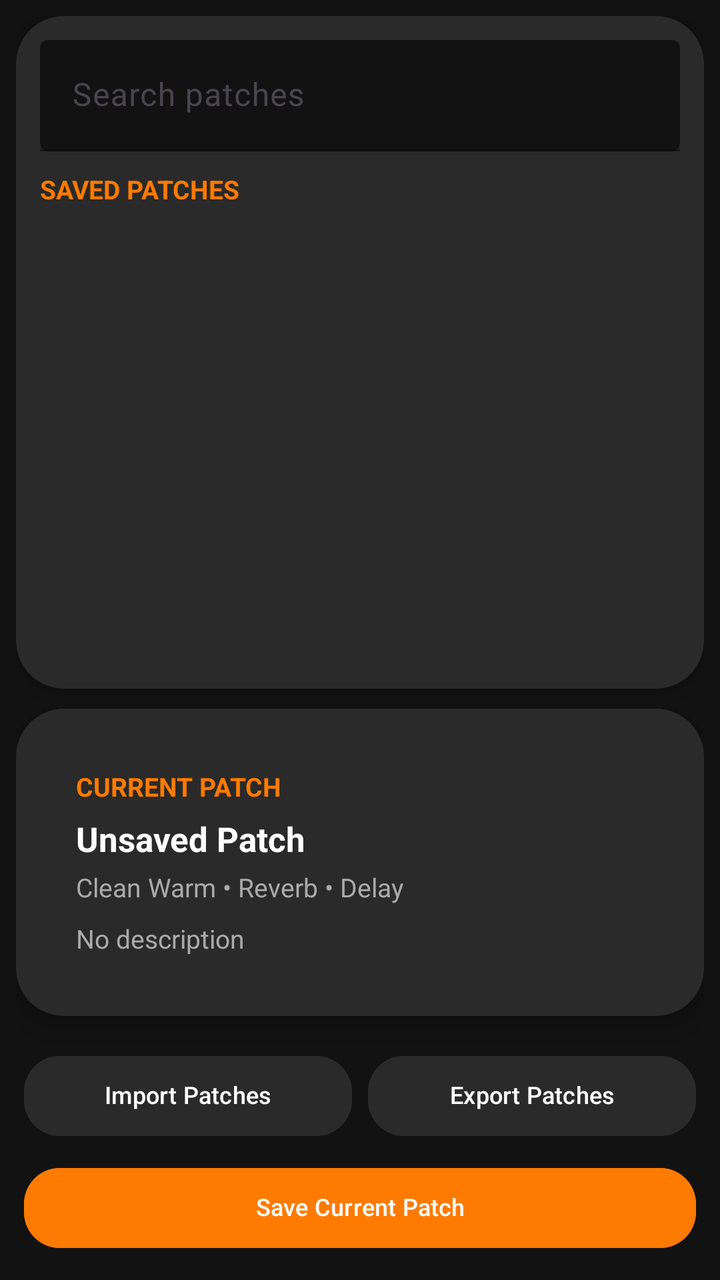
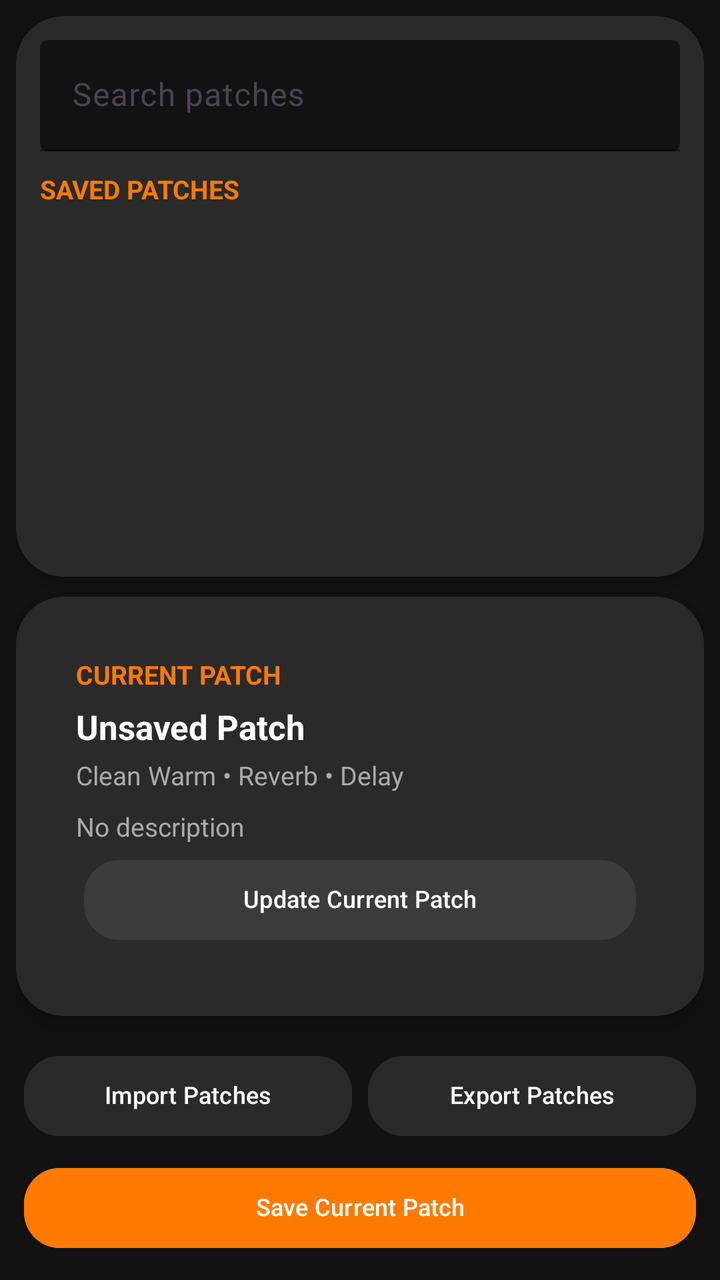

Compare the two renders of this Android layout. The source of the first and the diff that turns it into the second are given below.
<!-- AndroidManifest.xml: application theme Theme.Droidchitect -->
<!-- res/layout/patch_page.xml -->
<?xml version="1.0" encoding="utf-8"?>
<LinearLayout xmlns:android="http://schemas.android.com/apk/res/android"
    xmlns:app="http://schemas.android.com/apk/res-auto"
    android:layout_width="match_parent"
    android:layout_height="match_parent"
    android:orientation="vertical"
    android:padding="@dimen/screen_padding">

    
    
    

    <LinearLayout
        android:layout_width="match_parent"
        android:layout_height="0dp"
        android:layout_weight="1"
        android:layout_marginBottom="10dp"
        android:background="@drawable/top_panel_bg"
        android:elevation="6dp"
        android:orientation="vertical"
        android:padding="12dp">

        

        <com.google.android.material.textfield.TextInputLayout
            android:layout_width="match_parent"
            android:layout_height="wrap_content"
            android:layout_marginBottom="10dp"


            app:boxBackgroundMode="filled"
            app:boxBackgroundColor="@color/bg_primary"
            app:boxStrokeColor="@color/accent_orange"
            app:hintTextColor="@color/text_secondary"
            app:cursorColor="@color/accent_orange"
            >

            <com.google.android.material.textfield.TextInputEditText
                android:id="@+id/patchSearchInput"
                android:layout_width="match_parent"
                android:layout_height="wrap_content"

                android:hint="Search patches"

                android:textColor="@color/text_primary"
                android:textColorHint="@color/text_secondary"

                android:singleLine="true"
                android:maxLines="1"
                android:imeOptions="actionSearch"
                android:inputType="text"/>

        </com.google.android.material.textfield.TextInputLayout>

        

        <TextView
            android:layout_width="wrap_content"
            android:layout_height="wrap_content"
            android:layout_marginBottom="8dp"
            android:text="SAVED PATCHES"
            android:textColor="@color/accent_orange"
            android:textSize="13sp"
            android:textStyle="bold" />

        

        

        <androidx.recyclerview.widget.RecyclerView
            android:id="@+id/patchRecyclerView"
            android:layout_width="match_parent"
            android:layout_height="0dp"
            android:layout_weight="1"
            android:overScrollMode="never"
            android:clipToPadding="false"
            android:paddingBottom="4dp"/>

    </LinearLayout>

    
    
    

    <LinearLayout
        android:layout_width="match_parent"
        android:layout_height="wrap_content"
        android:background="@drawable/bottom_panel_bg"
        android:elevation="8dp"
        android:orientation="vertical"
        android:padding="14dp">

        

        <LinearLayout
            android:id="@+id/currentPatchCard"
            android:layout_width="match_parent"
            android:layout_height="wrap_content"
            android:background="@drawable/patch_card_bg"
            android:orientation="vertical"
            android:padding="16dp">

            

            <TextView
                android:layout_width="wrap_content"
                android:layout_height="wrap_content"
                android:text="CURRENT PATCH"
                android:textColor="@color/accent_orange"
                android:textSize="13sp"
                android:textStyle="bold" />

            

            <TextView
                android:id="@+id/currentPatchName"
                android:layout_width="match_parent"
                android:layout_height="wrap_content"
                android:layout_marginTop="6dp"
                android:ellipsize="end"
                android:maxLines="2"
                android:text="Unsaved Patch"
                android:textColor="@color/text_primary"
                android:textSize="17sp"
                android:textStyle="bold" />

            

            <TextView
                android:id="@+id/currentPatchSummary"
                android:layout_width="match_parent"
                android:layout_height="wrap_content"
                android:layout_marginTop="4dp"
                android:ellipsize="end"
                android:maxLines="1"
                android:text="Clean Warm • Reverb • Delay"
                android:textColor="@color/text_secondary"
                android:textSize="13sp" />

            

            <TextView
                android:id="@+id/currentPatchAbout"
                android:layout_width="match_parent"
                android:layout_height="wrap_content"
                android:layout_marginTop="8dp"
                android:ellipsize="end"
                android:lineSpacingExtra="1dp"
                android:maxLines="2"
                android:text="No description"
                android:textColor="@color/text_secondary"
                android:textSize="13sp"
                />

        </LinearLayout>
    </LinearLayout>
        

        <LinearLayout
            android:layout_width="match_parent"
            android:layout_height="wrap_content"
            android:layout_marginTop="12dp"
            android:orientation="vertical">

            

            <LinearLayout
                android:layout_width="match_parent"
                android:layout_height="wrap_content"
                android:orientation="horizontal">

                <com.google.android.material.button.MaterialButton
                    android:id="@+id/importPatchButton"
                    style="@style/ChipButton"
                    android:text="Import Patches"
                    android:textAllCaps="false" />


                <com.google.android.material.button.MaterialButton
                    android:id="@+id/exportPatchButton"
                    style="@style/ChipButton"
                    android:text="Export Patches"
                    android:textAllCaps="false" />

            </LinearLayout>

            

            <com.google.android.material.button.MaterialButton
                android:id="@+id/saveCurrentPatchButton"
                style="@style/ChipButton"
                android:layout_width="match_parent"
                android:layout_marginTop="4dp"
                android:layout_weight="0"
                android:backgroundTint="@color/accent_orange"
                android:text="Save Current Patch"
                android:textAllCaps="false"
                android:textColor="@color/text_primary" />

        </LinearLayout>



</LinearLayout>
<!-- resources referenced by this layout -->
<resources>
  <color name="accent_orange">#FF7A00</color>
  <color name="bg_primary">#121212</color>
  <color name="text_primary">#FFFFFF</color>
  <color name="text_secondary">#AAAAAA</color>
  <dimen name="screen_padding">8dp</dimen>
  <!-- drawable bottom_panel_bg (drawable) -->
  <?xml version="1.0" encoding="utf-8"?>
  <shape xmlns:android="http://schemas.android.com/apk/res/android">
  
      <solid android:color="@color/bg_secondary"/>
  
      <corners
          android:topLeftRadius="24dp"
          android:topRightRadius="24dp"
          android:bottomLeftRadius="24dp"
          android:bottomRightRadius="24dp"/>
          />
  
  
  </shape>
  <!-- drawable patch_card_bg (drawable) -->
  <?xml version="1.0" encoding="utf-8"?>
  <shape xmlns:android="http://schemas.android.com/apk/res/android">
  
      <solid android:color="@color/bg_tertiary" />
      <padding android:padding="16dp" />
      <corners android:radius="18dp" />
  
    =
  
  </shape>
  <!-- drawable top_panel_bg (drawable) -->
  <?xml version="1.0" encoding="utf-8"?>
  <shape xmlns:android="http://schemas.android.com/apk/res/android">
  
      <solid android:color="@color/bg_secondary"/>
  
      <corners
          android:topLeftRadius="24dp"
          android:topRightRadius="24dp"
          android:bottomLeftRadius="24dp"
          android:bottomRightRadius="24dp"/>
  
  </shape>
  <style name="ChipButton">
  
          <item name="android:layout_width">
              0dp
          </item>
  
          <item name="android:layout_height">
              @dimen/voice_button_height
          </item>
  
          <item name="android:layout_weight">
              1
          </item>
  
          <item name="android:textColor">
              @color/text_primary
          </item>
  
          <item name="android:textSize">
              12sp
          </item>
  
          <item name="android:layout_margin">
              @dimen/voice_button_margin
          </item>
  
          
  
          <item name="android:backgroundTint">
              @color/bg_tertiary
          </item>
  
          <item name="cornerRadius">
              18dp
          </item>
  
          <item name="elevation">
              4dp
          </item>
  
          
  
          <item name="android:gravity">
              center
          </item>
  
          <item name="android:lines">
              2
          </item>
  
          <item name="android:ellipsize">
              end
          </item>
  
          <item name="android:textAlignment">
              center
          </item>
  
          <item name="android:includeFontPadding">
              false
          </item>
  
      </style>
  <style name="Theme.Droidchitect" parent="Base.Theme.Droidchitect" />
  <color name="bg_secondary">#2A2A2A</color>
  <color name="bg_tertiary">#2A2A2A</color>
  <dimen name="voice_button_height">48dp</dimen>
  <dimen name="voice_button_margin">4dp</dimen>
  <style name="ThemeOverlay_Droidchitect_Dialog" parent="ThemeOverlay.Material3.MaterialAlertDialog">
  
          
  
          <item name="colorSurface">
              @color/bg_secondary
          </item>
  
          
  
          <item name="android:textColorPrimary">
              @color/text_primary
          </item>
  
          <item name="android:textColorSecondary">
              @color/text_secondary
          </item>
  
          
  
          <item name="buttonBarPositiveButtonStyle">
              @style/DroidDialogButton
          </item>
  
          <item name="buttonBarNegativeButtonStyle">
              @style/DroidDialogButton
          </item>
  
      </style>
  <style name="DroidDialogButton" parent="Widget.Material3.Button.TextButton.Dialog">
  
          <item name="android:textColor">
              @color/accent_orange
          </item>
  
          <item name="rippleColor">
              @color/bg_tertiary
          </item>
  
      </style>
  <!-- unchanged entries left out for length: 1 -->
</resources>

<!-- the commit's change to res/layout/patch_page.xml (unified diff, before → after) -->
@@ -151,7 +151,14 @@
                 android:textColor="@color/text_secondary"
                 android:textSize="13sp"
                 />
-
+            <com.google.android.material.button.MaterialButton
+                android:id="@+id/updateCurrentPatchButton"
+                style="@style/ChipButton"
+                android:backgroundTint="@color/fg_tertiary"
+                android:layout_width="match_parent"
+                android:layout_marginTop="4dp"
+                android:text="Update Current Patch"
+                android:textAllCaps="false" />
         </LinearLayout>
     </LinearLayout>
         
@@ -195,8 +202,9 @@
                 android:backgroundTint="@color/accent_orange"
                 android:text="Save Current Patch"
                 android:textAllCaps="false"
-                android:textColor="@color/text_primary" />
-
+                android:textColor="@color/text_primary"
+                android:hint="Save/Create New Patch with Current Settings"
+                />
         </LinearLayout>
 
 
<!-- resource entries referenced after the edit -->
@@ -2,6 +2,7 @@
 <resources>
   <color name="accent_orange">#FF7A00</color>
   <color name="bg_primary">#121212</color>
+  <color name="fg_tertiary">#3B3B3B</color>
   <color name="text_primary">#FFFFFF</color>
   <color name="text_secondary">#AAAAAA</color>
   <dimen name="screen_padding">8dp</dimen>
